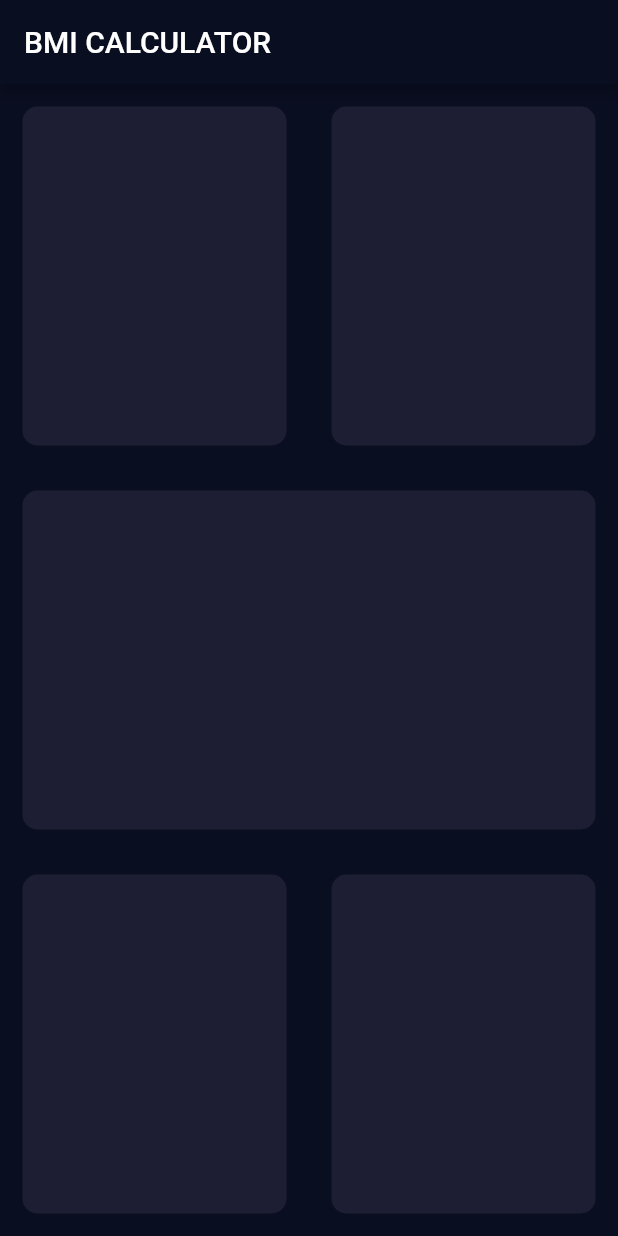
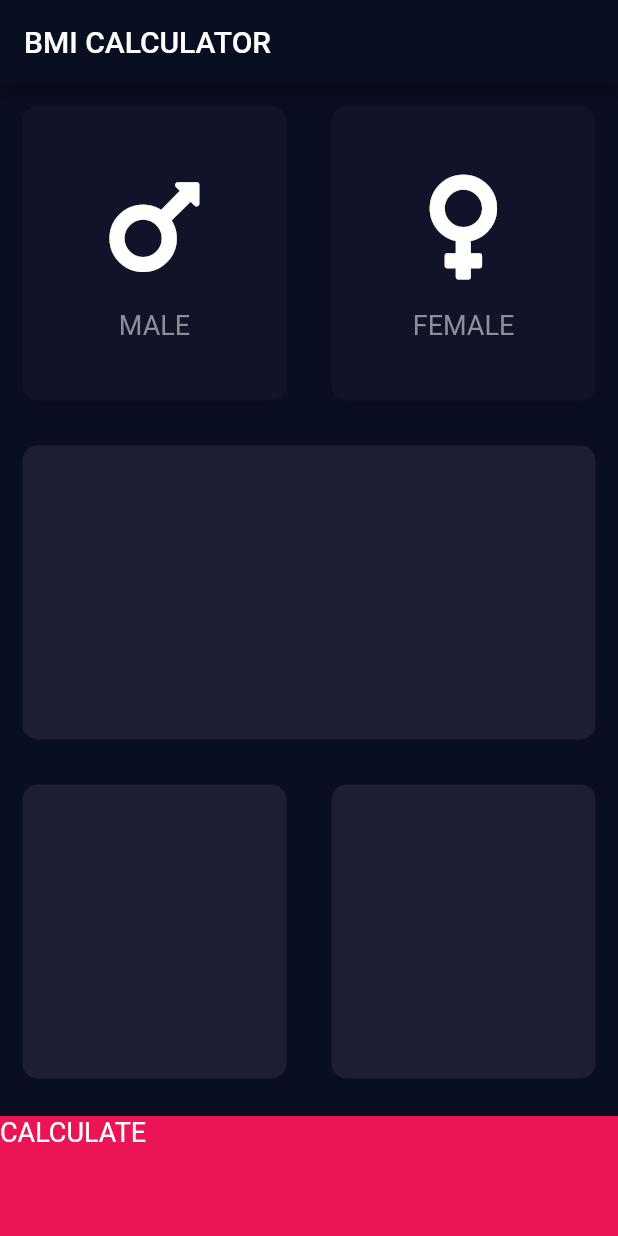
Before and after one commit to MIA1kl/Flutter-BMI-Calculator-App, a Flutter app: the screen it shows after launch, on a phone screen of 412 x 824 dp. Run offline on Flutter 3.47's test engine with Material 2 defaults, Android fonts, the phone set to English and light mode, and no system bars; our stand-ins replace font_awesome_flutter.

Commit message:
Added gender buttons

```diff
--- /dev/null
+++ b/lib/card_content.dart
@@ -0,0 +1,30 @@
+import 'package:flutter/material.dart';
+
+const labelTextStyle = TextStyle(
+  fontSize: 18.0,
+  color: Color(0xFF8D8E98),
+);
+
+class CardContent extends StatelessWidget {
+  final String textCard;
+  final IconData iconCard;
+  CardContent(this.iconCard,this.textCard);
+  @override
+  Widget build(BuildContext context) {
+    return Column(
+      mainAxisAlignment: MainAxisAlignment.center,
+      children: [
+        Icon(
+          iconCard,
+          size: 80.0,
+        ),
+        SizedBox(
+          height: 15.0,
+        ),
+        Text(textCard,
+          style: labelTextStyle,)
+
+      ],
+    );
+  }
+}
--- a/lib/input_page.dart
+++ b/lib/input_page.dart
@@ -1,4 +1,12 @@
 import 'package:flutter/material.dart';
+import 'package:font_awesome_flutter/font_awesome_flutter.dart';
+import 'reusable_card.dart';
+import 'card_content.dart';
+
+const bottomButtonHeight = 80.0;
+const activeCardColor = Color(0xFF1D1E33);
+const bottomButtonColor = Color(0xFFEB1555);
+const inactiveCardColor = Color(0xFF111328);
 
 class InputPage extends StatefulWidget {
   @override
@@ -6,6 +14,21 @@ class InputPage extends StatefulWidget {
 }
 
 class _InputPageState extends State<InputPage> {
+
+  Color maleCardColor = inactiveCardColor;
+  Color femaleCardColor = inactiveCardColor;
+
+  void updateColor(int gender){
+    if(gender == 1){
+      maleCardColor  = activeCardColor;
+      femaleCardColor = inactiveCardColor;
+    }
+    else{
+      maleCardColor = inactiveCardColor;
+      femaleCardColor = activeCardColor;
+    }
+  }
+
   @override
   Widget build(BuildContext context) {
     return Scaffold(
@@ -17,43 +40,70 @@ class _InputPageState extends State<InputPage> {
           Expanded(
             child: Row(
               children: [
-                  ReusableCard(Color(0xFF1D1E33)),
-                  ReusableCard(Color(0xFF1D1E33)),
+                Expanded(
+                  child: GestureDetector(
+                    onTap: (){
+                      setState(() {
+                        updateColor(1);
+                      });
+                    },
+                    child: ReusableCard(
+                      myColor: maleCardColor,
+                      cardChild: CardContent(FontAwesomeIcons.mars, 'MALE'),
+                    ),
+                  ),
+                ),
+                Expanded(
+                  child: GestureDetector(
+                    onTap: (){
+                      setState(() {
+                      updateColor(2);
+                      });
+                    },
+                    child: ReusableCard(
+                      myColor: femaleCardColor,
+                      cardChild: CardContent(FontAwesomeIcons.venus, 'FEMALE'),
+                    ),
+                  ),
+                )
               ],
             ),
           ),
-            ReusableCard(Color(0xFF1D1E33)),
+          Expanded(
+            child: ReusableCard(
+              myColor: activeCardColor,
+            ),
+          ),
           Expanded(
             child: Row(
               children: [
-                  ReusableCard(Color(0xFF1D1E33)),
-                  ReusableCard(Color(0xFF1D1E33)),
+                Expanded(
+                  child: ReusableCard(
+                    myColor: activeCardColor,
+                  ),
+                ),
+                Expanded(
+                  child: ReusableCard(
+                    myColor: activeCardColor,
+                  ),
+                ),
               ],
             ),
           ),
-
+          Container(
+              color: bottomButtonColor,
+              width: double.infinity,
+              height: bottomButtonHeight,
+              margin: EdgeInsets.only(top: 10.0),
+              child: Text(
+                'CALCULATE',
+                style: TextStyle(
+                  fontSize: 18.0,
+                  color: Color(0xFFFFFFFF),
+                ),
+              ))
         ],
-        ),);
-  }
-}
-
-class ReusableCard extends StatelessWidget{
-
-  final Color myColor;
-
-  ReusableCard(this.myColor);
-
-  @override
-  Widget build(BuildContext context) {
-    return Expanded(
-      child: Container(
-        decoration: BoxDecoration(
-          color: myColor,
-          borderRadius: BorderRadius.circular(10.0),
-        ),
-        margin: EdgeInsets.all(15.0),
       ),
     );
   }
-
 }
--- /dev/null
+++ b/lib/reusable_card.dart
@@ -0,0 +1,22 @@
+import 'package:flutter/material.dart';
+
+class ReusableCard extends StatelessWidget{
+
+  final Color myColor;
+  final Widget cardChild;
+
+  ReusableCard({this.myColor, this.cardChild});
+
+  @override
+  Widget build(BuildContext context) {
+    return Container(
+      child: cardChild,
+      decoration: BoxDecoration(
+        color: myColor,
+        borderRadius: BorderRadius.circular(10.0),
+      ),
+      margin: EdgeInsets.all(15.0),
+    );
+  }
+
+}
--- a/pubspec.yaml
+++ b/pubspec.yaml
@@ -11,6 +11,7 @@ dependencies:
     sdk: flutter
 
   cupertino_icons: ^0.1.2
+  font_awesome_flutter: ^8.4.0
 
 dev_dependencies:
   flutter_test:
```
Lines whose indentation alone changed are shown as unchanged.
